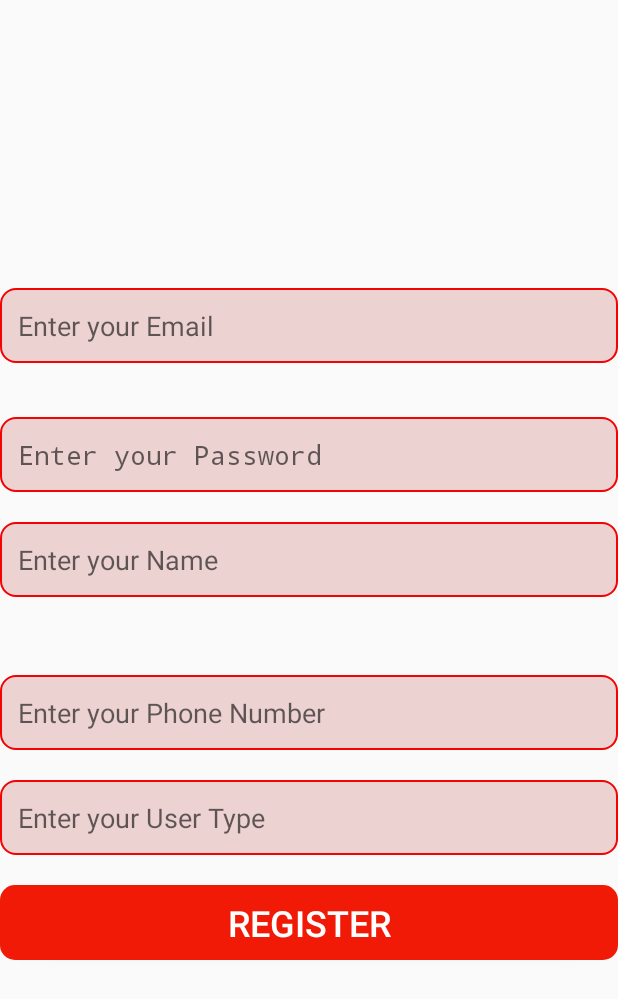
After one commit to TurtleIt31/AndriodRushAPp, an Android app built with Jetpack Compose: the NewUserActivity screen opened directly, with no data from a screen before it, on a phone screen of 412 x 824 dp. The commit adds this screen. Shown: the top 999 px of the screen. Run offline under Robolectric (Android 15) with nearby library versions, the phone set to English and light mode, and no system bars; our stand-ins replace CircleImageView.

Commit message:
Added register user xml and did not test functionality added andriodmanifest.xml activity.

```diff
--- a/app/src/main/AndroidManifest.xml
+++ b/app/src/main/AndroidManifest.xml
@@ -12,6 +12,11 @@
         android:supportsRtl="true"
         android:theme="@style/Theme.RushApp"
         tools:targetApi="31">
+        <activity
+            android:name=".NewUserActivity"
+            android:exported="false"
+            android:label="@string/title_activity_create_account"
+            android:theme="@style/Theme.RushApp" />
         <activity
             android:name=".CreateAccountActivity"
             android:exported="false"
--- a/app/src/main/java/com/example/rushapp/ProfileActivity.kt
+++ b/app/src/main/java/com/example/rushapp/ProfileActivity.kt
@@ -1,7 +1,9 @@
 package com.example.rushapp
 
+import android.content.Intent
 import android.os.Bundle
 import android.widget.Button
+import android.widget.Toast
 import androidx.activity.ComponentActivity
 import androidx.activity.compose.setContent
 import androidx.activity.enableEdgeToEdge
@@ -20,5 +22,8 @@ class ProfileActivity : ComponentActivity() {
         setContentView(R.layout.activity_profile)
 
 
+
+
+
     }
 }
--- a/app/src/main/res/layout/activity_main.xml
+++ b/app/src/main/res/layout/activity_main.xml
@@ -12,13 +12,16 @@
         android:layout_width="wrap_content"
         android:layout_height="wrap_content"
         android:layout_marginBottom="-70dp"
+        android:contentDescription="rushicon"
         app:layout_constraintBottom_toTopOf="@+id/imageView"
         app:layout_constraintEnd_toEndOf="parent"
         app:layout_constraintHorizontal_bias="0.0"
         app:layout_constraintStart_toStartOf="parent"
         app:layout_constraintTop_toTopOf="parent"
         app:layout_constraintVertical_bias="0.423"
-        app:srcCompat="@drawable/rushlogo" />
+        app:srcCompat="@drawable/rushlogo"
+         />
+
 
     <ImageView
         android:id="@+id/imageView"
--- /dev/null
+++ b/app/src/main/res/layout/register_account.xml
@@ -0,0 +1,99 @@
+<?xml version="1.0" encoding="utf-8"?>
+<androidx.constraintlayout.widget.ConstraintLayout xmlns:android="http://schemas.android.com/apk/res/android"
+    xmlns:tools="http://schemas.android.com/tools"
+    xmlns:app="http://schemas.android.com/apk/res-auto"
+    android:layout_width="match_parent"
+    android:layout_height="match_parent">
+
+    <EditText
+        android:id="@+id/emailEdt"
+        android:layout_width="match_parent"
+        android:layout_height="50dp"
+        android:layout_marginTop="192dp"
+        android:background="@drawable/edittext_bg"
+        android:ems="10"
+        android:hint="Enter your Email"
+        android:inputType="textEmailAddress"
+        android:padding="12dp"
+        android:textSize="18sp"
+        app:layout_constraintEnd_toEndOf="parent"
+        app:layout_constraintHorizontal_bias="1.0"
+        app:layout_constraintStart_toStartOf="parent"
+        app:layout_constraintTop_toTopOf="parent" />
+
+    <EditText
+        android:id="@+id/passwordEdt"
+        android:layout_width="match_parent"
+        android:layout_height="50dp"
+        android:layout_marginTop="36dp"
+        android:background="@drawable/edittext_bg"
+        android:ems="10"
+        android:hint="Enter your Password"
+        android:inputType="textPassword"
+        android:padding="12dp"
+        android:textSize="18sp"
+        app:layout_constraintEnd_toEndOf="parent"
+        app:layout_constraintHorizontal_bias="1.0"
+        app:layout_constraintStart_toStartOf="parent"
+        app:layout_constraintTop_toBottomOf="@id/emailEdt" />
+
+    <EditText
+        android:id="@+id/nameEdt"
+        android:layout_width="match_parent"
+        android:layout_height="50dp"
+        android:layout_marginTop="20dp"
+        android:background="@drawable/edittext_bg"
+        android:ems="10"
+        android:hint="Enter your Name"
+        android:inputType="textPersonName"
+        android:padding="12dp"
+        android:textSize="18sp"
+        app:layout_constraintTop_toBottomOf="@id/passwordEdt"
+        app:layout_constraintStart_toStartOf="parent"
+        app:layout_constraintEnd_toEndOf="parent" />
+
+    <EditText
+        android:id="@+id/phoneEdt"
+        android:layout_width="match_parent"
+        android:layout_height="50dp"
+        android:layout_marginTop="52dp"
+        android:background="@drawable/edittext_bg"
+        android:ems="10"
+        android:hint="Enter your Phone Number"
+        android:inputType="phone"
+        android:padding="12dp"
+        android:textSize="18sp"
+        app:layout_constraintEnd_toEndOf="parent"
+        app:layout_constraintHorizontal_bias="1.0"
+        app:layout_constraintStart_toStartOf="parent"
+        app:layout_constraintTop_toBottomOf="@id/nameEdt" />
+
+    <EditText
+        android:id="@+id/userTypeEdt"
+        android:layout_width="match_parent"
+        android:layout_height="50dp"
+        android:layout_marginTop="20dp"
+        android:background="@drawable/edittext_bg"
+        android:ems="10"
+        android:hint="Enter your User Type"
+        android:inputType="text"
+        android:padding="12dp"
+        android:textSize="18sp"
+        app:layout_constraintTop_toBottomOf="@id/phoneEdt"
+        app:layout_constraintStart_toStartOf="parent"
+        app:layout_constraintEnd_toEndOf="parent" />
+
+    <Button
+        android:id="@+id/registerTextBtn"
+        android:layout_width="match_parent"
+        android:layout_height="50dp"
+        android:layout_marginTop="20dp"
+        android:background="@drawable/orange_bg"
+        android:text="Register"
+        android:textColor="@color/white"
+        android:textSize="24sp"
+        app:layout_constraintTop_toBottomOf="@id/userTypeEdt"
+        app:layout_constraintStart_toStartOf="parent"
+        app:layout_constraintEnd_toEndOf="parent" />
+
+</androidx.constraintlayout.widget.ConstraintLayout>
```
Also changed, not shown: app/src/main/java/com/example/rushapp/LoginActivity.kt (+9 -1 lines), app/src/main/java/com/example/rushapp/NewUserActivity.kt (added, +89 -0 lines), app/src/main/res/layout/activity_login.xml (+10 -0 lines).
